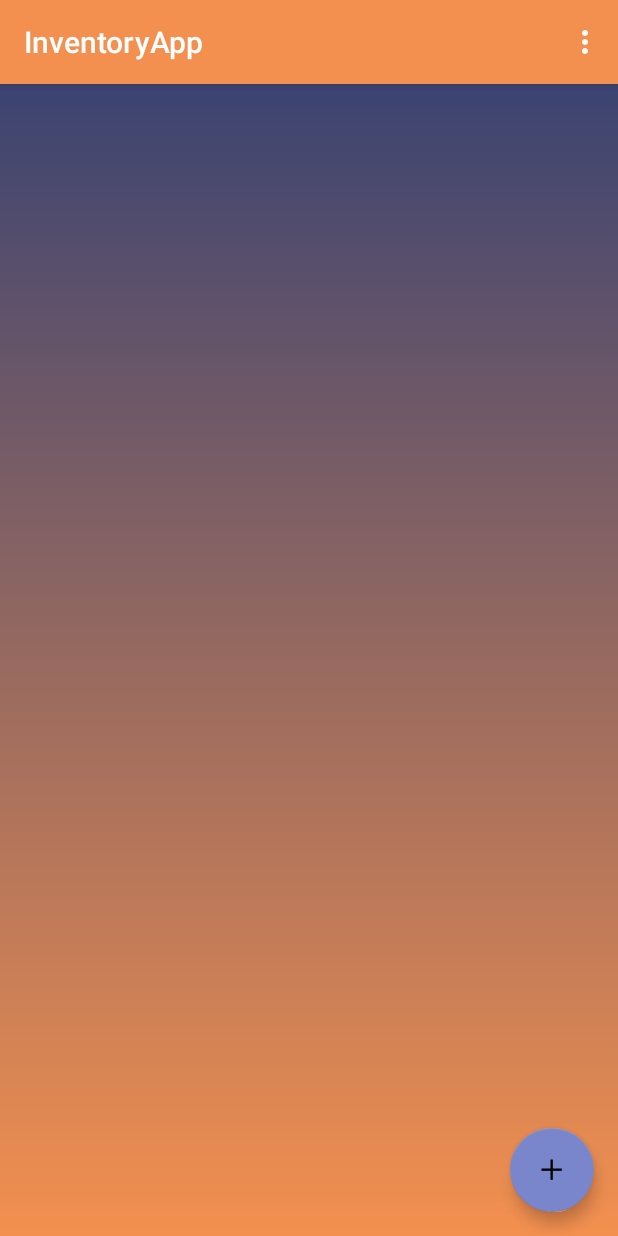
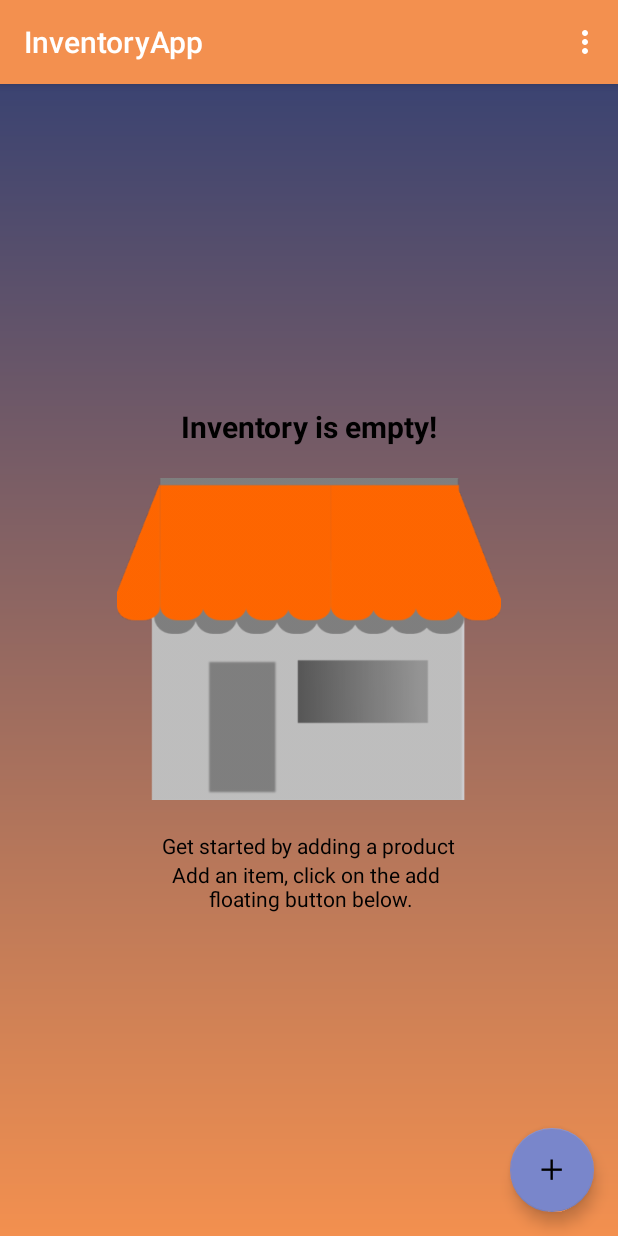
Before and after one commit to fragargon/InventoryApp, an Android app: the screen it shows after launch (MainActivity), on a phone screen of 412 x 824 dp. Run offline under Robolectric (Android 15) with nearby library versions, the phone set to English and light mode, and no system bars.

Commit message:
tune the empty view

```diff
--- a/app/src/main/java/com/example/android/inventoryapp/MainActivity.java
+++ b/app/src/main/java/com/example/android/inventoryapp/MainActivity.java
@@ -44,6 +44,9 @@ public class MainActivity extends AppCompatActivity implements
 
         // Find the ListView which will be populated with the item's catalog.
         ListView listView = findViewById(R.id.list_view);
+        // Find and set empty view on the ListView, so that it only shows when the list has 0 items.
+        View emptyView = findViewById(R.id.empty_view);
+        listView.setEmptyView(emptyView);
         // Setup an Adapter to create a list item for each rows of catalog data.
         cursorAdapter = new StoreCursorAdapter(this, null);
         listView.setAdapter(cursorAdapter);
--- a/app/src/main/res/layout/activity_main.xml
+++ b/app/src/main/res/layout/activity_main.xml
@@ -13,6 +13,37 @@
         android:layout_height="wrap_content"
         android:padding="@dimen/value_16" />
 
+    <!-- Empty view is only visible when the list has no items. -->
+    <LinearLayout
+        android:id="@+id/empty_view"
+        android:layout_width="match_parent"
+        android:layout_height="wrap_content"
+        android:layout_centerInParent="true"
+        android:gravity="center"
+        android:orientation="vertical">
+
+        <TextView
+            style="@style/text_card_view"
+            android:textStyle="bold"
+            android:textSize="20sp"
+            android:text="@string/empty_inventory"/>
+
+        <ImageView
+            android:layout_width="@dimen/value_256"
+            android:layout_height="@dimen/value_256"
+            android:src="@drawable/empty_shop"/>
+
+        <TextView
+            style="@style/text_card_view"
+            android:text="@string/empty_view_info"/>
+
+        <TextView
+            style="@style/text_card_view"
+            android:text="@string/empty_view_action"
+            android:gravity="center"/>
+
+    </LinearLayout>
+
     <android.support.design.widget.FloatingActionButton
         android:id="@+id/fab"
         android:layout_width="wrap_content"
--- a/app/src/main/res/values/dimens.xml
+++ b/app/src/main/res/values/dimens.xml
@@ -5,4 +5,5 @@
     <dimen name="value_8">8dp</dimen>
     <dimen name="value_16">16dp</dimen>
     <dimen name="value_48">48dp</dimen>
+    <dimen name="value_256">256dp</dimen>
 </resources>
--- a/app/src/main/res/values/strings.xml
+++ b/app/src/main/res/values/strings.xml
@@ -1,7 +1,7 @@
 <resources>
     <!-- Name for the application [CHAR LIMIT=12] -->
     <string name="app_name">InventoryApp</string>
-    <string name="table_header_view">The books table catalog contains %1$d books.\n\n</string>
+
     <!-- Label for overflow menu option that deletes all store data in the app [CHAR LIMIT=20] -->
     <string name="action_delete_all_entries">Delete All Items</string>
 
@@ -10,4 +10,22 @@
 
     <!-- Label for editor overflow menu option that deletes the current store [CHAR LIMIT=20] -->
     <string name="action_delete">Delete</string>
+
+    <!-- Label for the empty view when no data are available [CHAR LIMIT=50] -->
+    <string name="empty_inventory">Inventory is empty!</string>
+    <string name="empty_view_info">Get started by adding a product</string>
+    <string name="empty_view_action">Add an item, click on the add \n floating button below.</string>
+
+    <!-- Label for editor activity's item [CHAR LIMIT=20] -->
+    <string name="product_item">Item</string>
+    <string name="product_name">Product</string>
+    <string name="product_price">Price</string>
+    <string name="product_quantity">Quantity</string>
+    <string name="supplier_name">Supplier</string>
+    <string name="supplier_phone">Phone</string>
+    <string name="supplier_email">Email</string>
+
+    <!-- Label for editor activity's item [CHAR LIMIT=20] -->
+
+
 </resources>
```
Also changed, not shown: app/src/main/res/drawable-hdpi/empty_shop.png (added), app/src/main/res/drawable-mdpi/empty_shop.png (added), app/src/main/res/drawable-xhdpi/empty_shop.png (added), app/src/main/res/drawable-xxhdpi/empty_shop.png (added), app/src/main/res/drawable-xxxhdpi/empty_shop.png (added).
